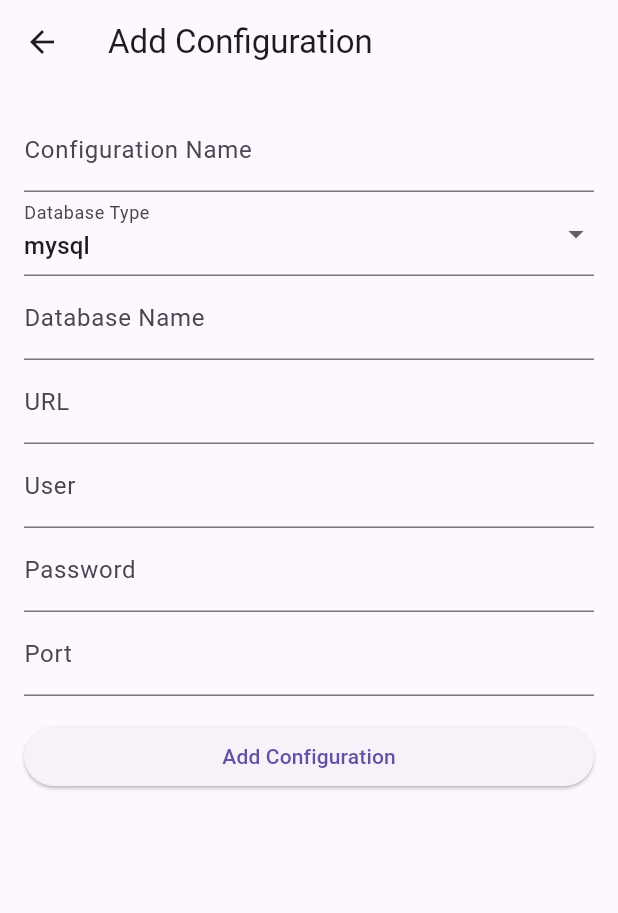
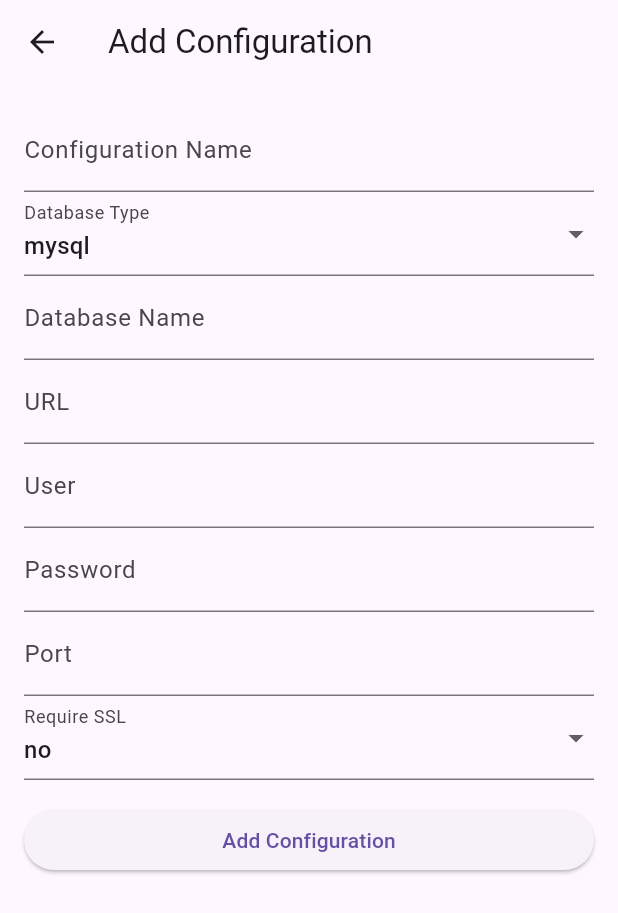
Before and after one commit to krzepek/panel_administrator_flutter, a Flutter app: the AddConfigurationScreen screen opened by its route, on a phone screen of 412 x 824 dp. Shown: the top 913 px of the screen. Run offline on Flutter 3.47's test engine with Material 3 defaults, Android fonts, the phone set to English and light mode, and no system bars; our stand-ins replace firebase_auth, firebase_core; missing offline and left inert: mongo_dart, mssql_connection, mysql1, postgres; accounts and stored records are empty.

Commit message:
Poprawki do wyciągania informacji z baz danych.

```diff
--- a/lib/add_configuration_screen.dart
+++ b/lib/add_configuration_screen.dart
@@ -16,9 +16,11 @@ class _AddConfigurationScreenState extends State<AddConfigurationScreen> {
   final _dbUserController = TextEditingController();
   final _dbPasswordController = TextEditingController();
   final _dbPortController = TextEditingController();
-  final _dbConnectionStringController = TextEditingController();
+  final _clusterController = TextEditingController();
   final _configNameController = TextEditingController();
+  final List<String> sslTypes = ['yes', 'no'];
   String _dbType = 'mysql'; // Default type
+  String _sslType = 'no'; // Default type
   final List<String> databaseTypes = ['mysql', 'mssql', 'mongodb', 'pgsql'];
   final _auth = FirebaseAuth.instance;
   final DatabaseService _databaseService = DatabaseService();
@@ -28,12 +30,13 @@ class _AddConfigurationScreenState extends State<AddConfigurationScreen> {
 
     final newConfig = {
       'configname': _configNameController.text,
-      'dbname': ['mysql', 'mssql', 'pgsql'].contains(_dbType) ?_dbNameController.text : '',
-      'dburl': ['mysql', 'mssql', 'pgsql'].contains(_dbType) ? _dbUrlController.text : '',
-      'dbuser': ['mysql', 'mssql', 'pgsql'].contains(_dbType) ? _dbUserController.text : '',
-      'dbpassword': ['mysql', 'mssql', 'pgsql'].contains(_dbType) ? _dbPasswordController.text : '',
-      'dbport': ['mysql', 'mssql', 'pgsql'].contains(_dbType) ? int.tryParse(_dbPortController.text) ?? 0 : 0,
-      'dbconnectionstring': _dbType == 'mongodb' ? _dbConnectionStringController.text : '',
+      'dbname': _dbNameController.text,
+      'dburl':  _dbUrlController.text,
+      'dbuser': _dbUserController.text,
+      'dbpassword': _dbPasswordController.text,
+      'dbport': int.tryParse(_dbPortController.text) ?? 0,
+      'ssl': _sslType,
+      'cluster': _dbType == 'mongodb' ? _clusterController.text : '',
       'dbclass': _dbType,
     };
 
@@ -99,10 +102,62 @@ class _AddConfigurationScreenState extends State<AddConfigurationScreen> {
                   keyboardType: TextInputType.number,
                   decoration: const InputDecoration(labelText: 'Port'),
                 ),
+                DropdownButtonFormField<String>(
+                  value: _sslType,
+                  items: sslTypes.map((type) {
+                    return DropdownMenuItem<String>(
+                      value: type,
+                      child: Text(type),
+                    );
+                  }).toList(),
+                  onChanged: (value) {
+                    setState(() {
+                      _sslType = value!;
+                    });
+                  },
+                  decoration: const InputDecoration(labelText: 'Require SSL'),
+                ),
               ] else if (_dbType == 'mongodb') ...[
                 TextFormField(
-                  controller: _dbConnectionStringController,
-                  decoration: const InputDecoration(labelText: 'Connection String'),
+                  controller: _dbNameController,
+                  decoration: const InputDecoration(labelText: 'Database Name'),
+                ),
+                TextFormField(
+                  controller: _clusterController,
+                  decoration: const InputDecoration(labelText: 'Cluster'),
+                ),
+                TextFormField(
+                  controller: _dbUrlController,
+                  decoration: const InputDecoration(labelText: 'URL'),
+                ),
+                TextFormField(
+                  controller: _dbUserController,
+                  decoration: const InputDecoration(labelText: 'User'),
+                ),
+                TextFormField(
+                  controller: _dbPasswordController,
+                  obscureText: true,
+                  decoration: const InputDecoration(labelText: 'Password'),
+                ),
+                TextFormField(
+                  controller: _dbPortController,
+                  keyboardType: TextInputType.number,
+                  decoration: const InputDecoration(labelText: 'Port'),
+                ),
+                DropdownButtonFormField<String>(
+                  value: _sslType,
+                  items: sslTypes.map((type) {
+                    return DropdownMenuItem<String>(
+                      value: type,
+                      child: Text(type),
+                    );
+                  }).toList(),
+                  onChanged: (value) {
+                    setState(() {
+                      _sslType = value!;
+                    });
+                  },
+                  decoration: const InputDecoration(labelText: 'Require SSL'),
                 ),
               ],
               const SizedBox(height: 16),
--- a/pubspec.yaml
+++ b/pubspec.yaml
@@ -35,7 +35,7 @@ dependencies:
   shared_preferences: ^2.1.0
   flutter_local_notifications: ^18.0.1
   firebase_core: ^3.4.0
-  mysql1: ^0.19.2
+  mysql1: ^0.20.0
   postgres: ^2.6.2
   mongo_dart: ^0.9.3
   mssql_connection: ^1.1.3
```
Also changed, not shown: lib/configuration_detail_screen.dart (+76 -11 lines), lib/database_service.dart (+54 -18 lines), lib/main_screen.dart (+15 -3 lines), pubspec.lock, 1 other file.
